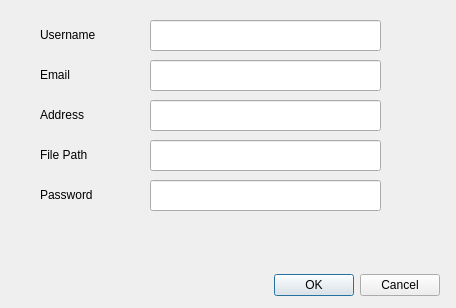
valour01/FileManager, file senddialog.ui: the form before one commit.
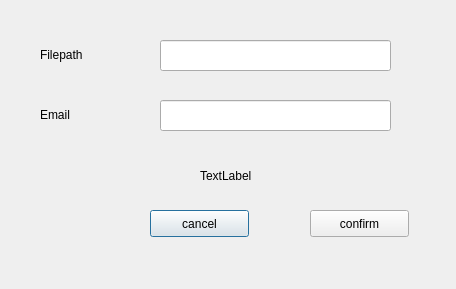
The form after the commit.

What changed in the file:
```diff
--- a/senddialog.ui
+++ b/senddialog.ui
@@ -7,149 +7,41 @@
     <x>0</x>
     <y>0</y>
     <width>456</width>
-    <height>308</height>
+    <height>289</height>
    </rect>
   </property>
   <property name="windowTitle">
    <string>Dialog</string>
   </property>
-  <widget class="QDialogButtonBox" name="buttonBox">
-   <property name="geometry">
-    <rect>
-     <x>260</x>
-     <y>270</y>
-     <width>180</width>
-     <height>30</height>
-    </rect>
-   </property>
-   <property name="orientation">
-    <enum>Qt::Horizontal</enum>
-   </property>
-   <property name="standardButtons">
-    <set>QDialogButtonBox::Cancel|QDialogButtonBox::Ok</set>
-   </property>
-  </widget>
-  <widget class="QLabel" name="label">
-   <property name="geometry">
-    <rect>
-     <x>40</x>
-     <y>20</y>
-     <width>80</width>
-     <height>30</height>
-    </rect>
-   </property>
-   <property name="text">
-    <string>Username</string>
-   </property>
-  </widget>
-  <widget class="QLabel" name="label_2">
-   <property name="geometry">
-    <rect>
-     <x>40</x>
-     <y>60</y>
-     <width>70</width>
-     <height>30</height>
-    </rect>
-   </property>
-   <property name="text">
-    <string>Email</string>
-   </property>
-  </widget>
-  <widget class="QLabel" name="label_3">
-   <property name="geometry">
-    <rect>
-     <x>40</x>
-     <y>100</y>
-     <width>80</width>
-     <height>30</height>
-    </rect>
-   </property>
-   <property name="text">
-    <string>Address</string>
-   </property>
-  </widget>
-  <widget class="QLabel" name="label_4">
-   <property name="geometry">
-    <rect>
-     <x>40</x>
-     <y>140</y>
-     <width>80</width>
-     <height>30</height>
-    </rect>
-   </property>
-   <property name="text">
-    <string>File Path</string>
-   </property>
-  </widget>
   <widget class="QLabel" name="label_5">
    <property name="geometry">
     <rect>
      <x>40</x>
-     <y>180</y>
+     <y>40</y>
      <width>80</width>
      <height>30</height>
     </rect>
    </property>
    <property name="text">
-    <string>Password</string>
+    <string>Filepath</string>
    </property>
   </widget>
   <widget class="QLineEdit" name="lineEdit">
    <property name="geometry">
     <rect>
-     <x>150</x>
-     <y>20</y>
+     <x>160</x>
+     <y>40</y>
      <width>231</width>
      <height>31</height>
     </rect>
    </property>
   </widget>
-  <widget class="QLineEdit" name="lineEdit_2">
+  <widget class="QLabel" name="path">
    <property name="geometry">
     <rect>
-     <x>150</x>
-     <y>60</y>
-     <width>231</width>
-     <height>31</height>
-    </rect>
-   </property>
-  </widget>
-  <widget class="QLineEdit" name="lineEdit_3">
-   <property name="geometry">
-    <rect>
-     <x>150</x>
-     <y>100</y>
-     <width>231</width>
-     <height>31</height>
-    </rect>
-   </property>
-  </widget>
-  <widget class="QLineEdit" name="lineEdit_4">
-   <property name="geometry">
-    <rect>
-     <x>150</x>
-     <y>140</y>
-     <width>231</width>
-     <height>31</height>
-    </rect>
-   </property>
-  </widget>
-  <widget class="QLineEdit" name="lineEdit_5">
-   <property name="geometry">
-    <rect>
-     <x>150</x>
-     <y>180</y>
-     <width>231</width>
-     <height>31</height>
-    </rect>
-   </property>
-  </widget>
-  <widget class="QLabel" name="property">
-   <property name="geometry">
-    <rect>
-     <x>40</x>
-     <y>230</y>
-     <width>341</width>
+     <x>50</x>
+     <y>160</y>
+     <width>151</width>
      <height>31</height>
     </rect>
    </property>
@@ -157,6 +49,68 @@
     <string/>
    </property>
   </widget>
+  <widget class="QLineEdit" name="email">
+   <property name="geometry">
+    <rect>
+     <x>160</x>
+     <y>100</y>
+     <width>231</width>
+     <height>31</height>
+    </rect>
+   </property>
+  </widget>
+  <widget class="QLabel" name="label_6">
+   <property name="geometry">
+    <rect>
+     <x>40</x>
+     <y>100</y>
+     <width>80</width>
+     <height>30</height>
+    </rect>
+   </property>
+   <property name="text">
+    <string>Email</string>
+   </property>
+  </widget>
+  <widget class="QPushButton" name="pushButton">
+   <property name="geometry">
+    <rect>
+     <x>150</x>
+     <y>210</y>
+     <width>99</width>
+     <height>27</height>
+    </rect>
+   </property>
+   <property name="text">
+    <string>cancel</string>
+   </property>
+  </widget>
+  <widget class="QPushButton" name="pushButton_2">
+   <property name="geometry">
+    <rect>
+     <x>310</x>
+     <y>210</y>
+     <width>99</width>
+     <height>27</height>
+    </rect>
+   </property>
+   <property name="text">
+    <string>confirm</string>
+   </property>
+  </widget>
+  <widget class="QLabel" name="name">
+   <property name="geometry">
+    <rect>
+     <x>200</x>
+     <y>160</y>
+     <width>91</width>
+     <height>31</height>
+    </rect>
+   </property>
+   <property name="text">
+    <string>TextLabel</string>
+   </property>
+  </widget>
  </widget>
  <resources/>
  <connections>
```
Left out of the diff: 37 changed lines with no effect on the pictures.
